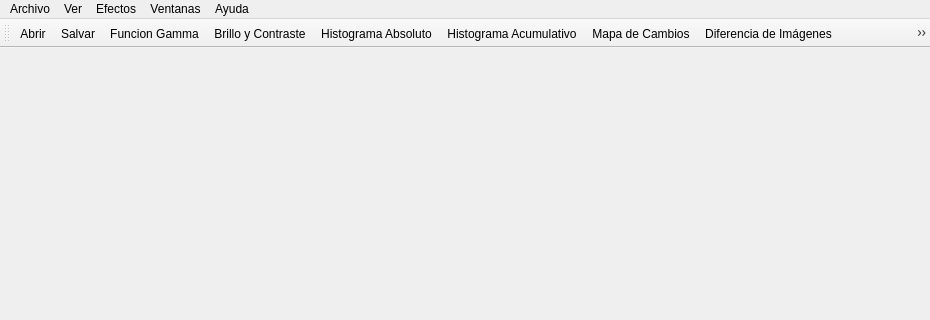
Before: the Qt Designer form src/forms/mainwindow.ui in alu0100585704/VPO, drawn with Qt 5; both pictures show x 0 to 930 and y 0 to 320 of the 930 by 696 pixel window.
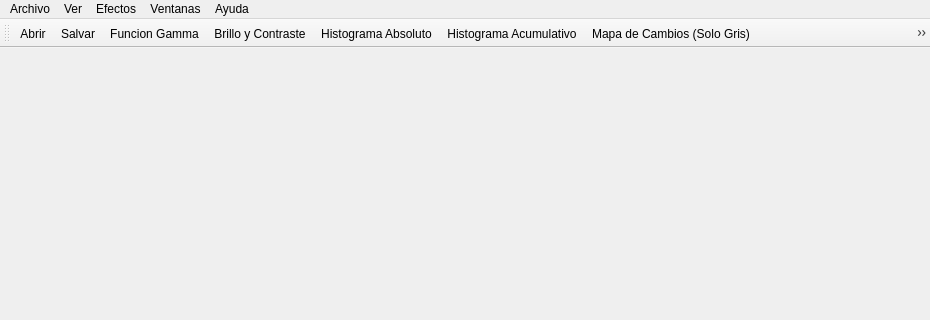
After: the same form once the commit is applied. Icons and pictures are not drawn.

Commit message: nuevas funciones setimage, y mapa de cambios ahora la devuelve en formato rgb 32. teclas de acceso direto también hechas

Patch:
```diff
--- a/src/forms/mainwindow.ui
+++ b/src/forms/mainwindow.ui
@@ -286,7 +286,7 @@
      <normaloff>:/Recursos/iconos/mapa de cambios.png</normaloff>:/Recursos/iconos/mapa de cambios.png</iconset>
    </property>
    <property name="text">
-    <string>Mapa de Cambios</string>
+    <string>Mapa de Cambios (Solo Gris)</string>
    </property>
    <property name="toolTip">
     <string>Diferencias entre 2 imágenes</string>
@@ -298,7 +298,7 @@
      <normaloff>:/Recursos/iconos/diferencia de imagenes.png</normaloff>:/Recursos/iconos/diferencia de imagenes.png</iconset>
    </property>
    <property name="text">
-    <string>Diferencia de Imágenes</string>
+    <string>Diferencia de Imágenes (Solo Gris)</string>
    </property>
   </action>
   <action name="actionTransformaci_n_Lineal_Por_tramos">
```
Left out of the diff: 39 changed lines with no effect on the pictures. The commit also changes 8 other files.
